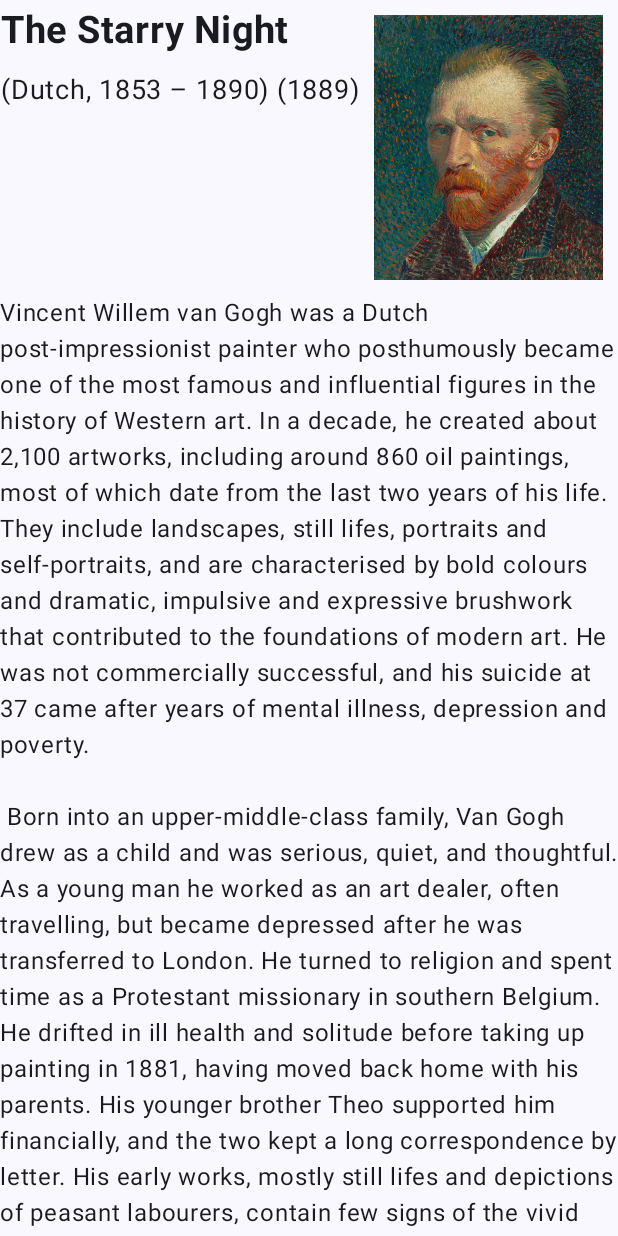
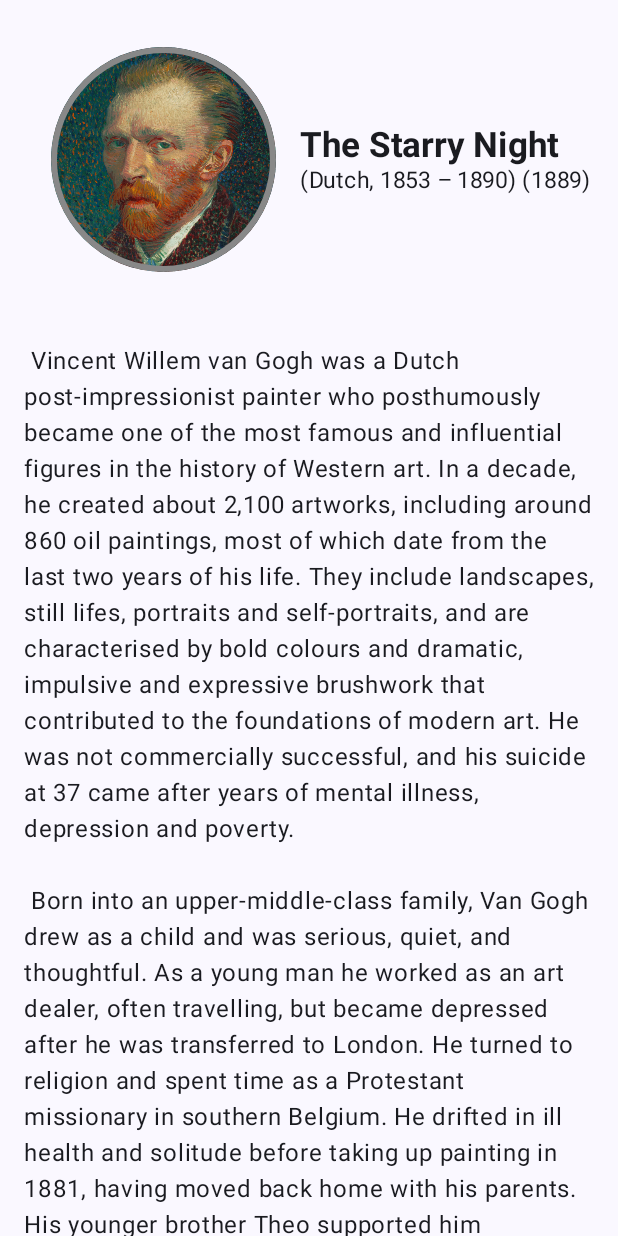
Before and after one commit to ShoislaNYC/CMP431Project_1, an Android app built with Jetpack Compose: the composable ArtistPage shown on its own in the app's theme, on a phone screen of 412 x 824 dp. Run offline under Robolectric (Android 15) with nearby library versions, the phone set to English and light mode, and no system bars.

Commit message:
Finished Artist page and made Next and Back buttons work on the Homepage

```diff
--- a/app/src/main/java/com/example/artspace/MainActivity.kt
+++ b/app/src/main/java/com/example/artspace/MainActivity.kt
@@ -31,6 +31,7 @@ import androidx.compose.foundation.layout.size
 import androidx.compose.foundation.layout.width
 import androidx.compose.foundation.lazy.layout.getDefaultLazyLayoutKey
 import androidx.compose.foundation.rememberScrollState
+import androidx.compose.foundation.shape.CircleShape
 import androidx.compose.foundation.verticalScroll
 import androidx.compose.material3.Button
 import androidx.compose.material3.CenterAlignedTopAppBar
@@ -46,7 +47,9 @@ import androidx.compose.runtime.remember
 import androidx.compose.runtime.setValue
 import androidx.compose.ui.Alignment
 import androidx.compose.ui.Modifier
+import androidx.compose.ui.draw.clip
 import androidx.compose.ui.graphics.Color
+import androidx.compose.ui.layout.ContentScale
 import androidx.compose.ui.res.dimensionResource
 import androidx.compose.ui.res.painterResource
 import androidx.compose.ui.res.stringResource
@@ -117,35 +120,49 @@ fun ArtistPage(navController: NavController) {
   Column (
     modifier = Modifier
       .verticalScroll(rememberScrollState())
-      .safeDrawingPadding(),
+      .fillMaxWidth()
+      .padding(16.dp),
     horizontalAlignment = Alignment.CenterHorizontally,
     verticalArrangement = Arrangement.Center
   ) {
-    Row {
-      Column (
-      ){
+    Row (
+      verticalAlignment = Alignment.CenterVertically,
+//      modifier = Modifier
+    ) {
+      Image(
+        painter = artistImage,
+        contentDescription = description,
+        contentScale = ContentScale.Crop,
+        modifier = Modifier
+          .padding(15.dp)
+          .size(150.dp)
+          .clip(CircleShape)
+          .border(
+            BorderStroke(4.dp, Color.Gray),
+            CircleShape
+          )
+      )
+            Column {
         Text(
-          text = stringResource(id =art.titleId),
-          fontSize = 25.sp,
+          text = title,
+          fontSize = 23.sp,
           fontWeight = FontWeight(FONT_WEIGHT_BOLD),
-          lineHeight = 40.sp,
+          lineHeight = 20.sp,
           textAlign = TextAlign.Center)
         Text(
           text = "$artistInfo $year",
-          fontSize = 18.sp,
-          lineHeight = 40.sp,
+          fontSize = 15.sp,
+          lineHeight = 20.sp,
           textAlign = TextAlign.Center)
-        }
-      Image(
-        painter = artistImage,
-        contentDescription = artistInfo,
-        modifier = Modifier
-          .fillMaxWidth()
-          .padding(10.dp))
       }
+    }
+
+
+
     // ARTIST PAGE section B
     // TODO: 2  Artist bio
-    Text(text = artistBio)
+    Spacer(modifier = Modifier.padding(16.dp))
+    Text(text = " " + artistBio)
     Button(onClick = {
       navController.navigate(Screen.Home.route + "/$id")
     }) {
@@ -265,13 +282,13 @@ fun DisplayController(current: Int, move: (Int) -> Unit) {
         .align(Alignment.Center)
         .fillMaxWidth()
     ){
-      Button(onClick = { /*TODO*/ }, modifier = Modifier
+      Button(onClick = {move(current-1)}, modifier = Modifier
         .height(50.dp)
         .width(150.dp))
       {
         Text(text = "Previous")
       }
-      Button(onClick = { /*TODO*/ }, modifier = Modifier
+      Button(onClick = {move(current+1)}, modifier = Modifier
         .padding(start = 20.dp)
         .height(50.dp)
         .width(150.dp))
@@ -343,7 +360,7 @@ fun HomePage(navController: NavController) {
 @Composable
 fun ArtSpaceAppPreview() {
   ArtSpaceTheme {
-//    HomePage(rememberNavController())
-    ArtistPage(rememberNavController())
+    HomePage(rememberNavController())
+//    ArtistPage(rememberNavController())
   }
 }
```
